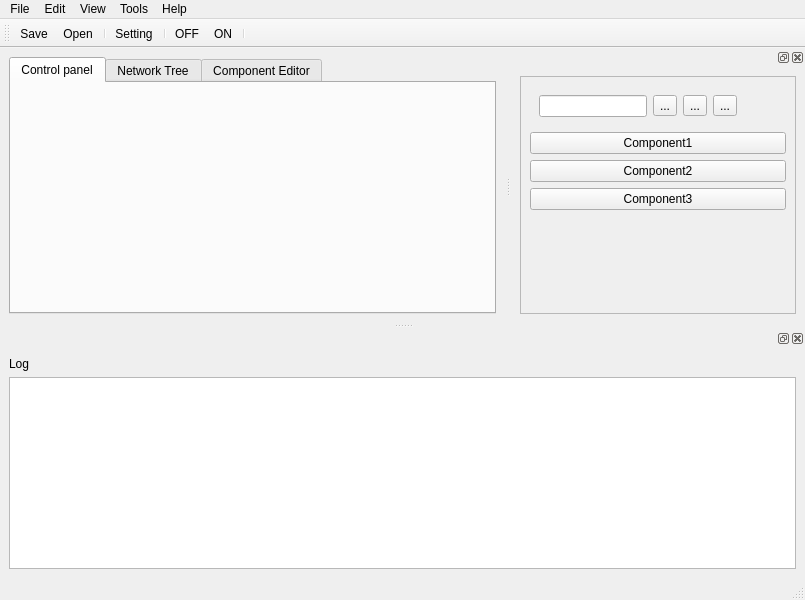
This is rcmanager/rcmanagerUItemplate.ui in BasilMVarghese/rcmanager as Qt 5 draws it before an edit. The edited form follows.
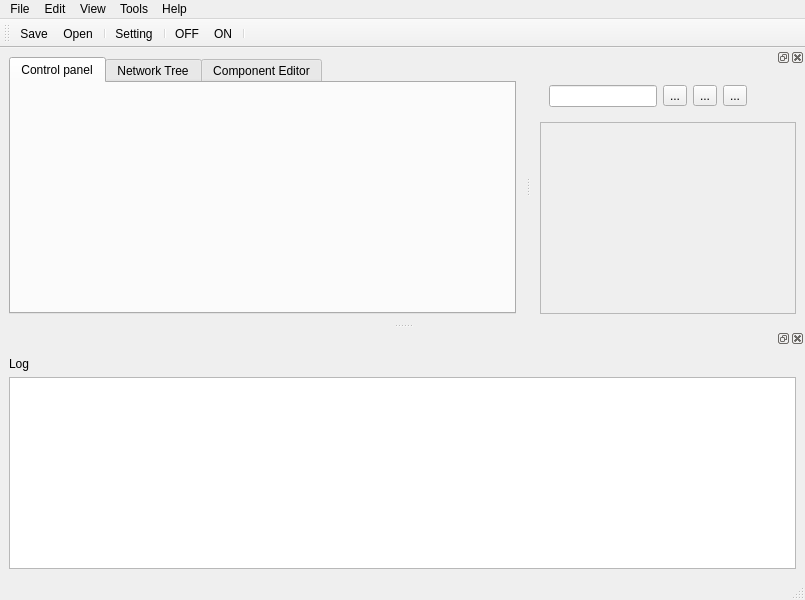
This is the edited form. The open tabs and pages were chosen to show the change. Icons and pictures are not drawn.

```diff
--- a/rcmanager/rcmanagerUItemplate.ui
+++ b/rcmanager/rcmanagerUItemplate.ui
@@ -235,7 +235,7 @@
    </attribute>
    <widget class="QWidget" name="dockWidgetContents_2">
     <layout class="QGridLayout" name="gridLayout_2">
-     <item row="0" column="0">
+     <item row="1" column="0">
       <widget class="QScrollArea" name="scrollArea">
        <property name="widgetResizable">
         <bool>true</bool>
@@ -245,12 +245,30 @@
          <rect>
           <x>0</x>
           <y>0</y>
-          <width>297</width>
-          <height>207</height>
+          <width>220</width>
+          <height>154</height>
          </rect>
         </property>
         <layout class="QVBoxLayout" name="verticalLayout">
          <item>
+          <spacer name="verticalSpacer">
+           <property name="orientation">
+            <enum>Qt::Vertical</enum>
+           </property>
+           <property name="sizeHint" stdset="0">
+            <size>
+             <width>20</width>
+             <height>40</height>
+            </size>
+           </property>
+          </spacer>
+         </item>
+        </layout>
+        <zorder>toolButton_4</zorder>
+       </widget>
+      </widget>
+     </item>
+     <item row="0" column="0">
           <widget class="QWidget" name="widget" native="true">
            <layout class="QGridLayout" name="gridLayout_6">
             <item row="0" column="0">
@@ -311,56 +329,6 @@
              </layout>
             </item>
            </layout>
-          </widget>
-         </item>
-         <item>
-          <widget class="QPushButton" name="pushButton">
-           <property name="text">
-            <string>Component1</string>
-           </property>
-           <property name="icon">
-            <iconset>
-             <normaloff>share/rcmanager/drawing_right.png</normaloff>share/rcmanager/drawing_right.png</iconset>
-           </property>
-          </widget>
-         </item>
-         <item>
-          <widget class="QPushButton" name="pushButton_2">
-           <property name="text">
-            <string>Component2</string>
-           </property>
-           <property name="icon">
-            <iconset>
-             <normaloff>share/rcmanager/drawing_left.png</normaloff>share/rcmanager/drawing_left.png</iconset>
-           </property>
-          </widget>
-         </item>
-         <item>
-          <widget class="QPushButton" name="pushButton_3">
-           <property name="text">
-            <string>Component3</string>
-           </property>
-           <property name="icon">
-            <iconset>
-             <normaloff>share/rcmanager/drawing_green.png</normaloff>share/rcmanager/drawing_green.png</iconset>
-           </property>
-          </widget>
-         </item>
-         <item>
-          <spacer name="verticalSpacer">
-           <property name="orientation">
-            <enum>Qt::Vertical</enum>
-           </property>
-           <property name="sizeHint" stdset="0">
-            <size>
-             <width>20</width>
-             <height>40</height>
-            </size>
-           </property>
-          </spacer>
-         </item>
-        </layout>
-       </widget>
       </widget>
      </item>
     </layout>
```
Left out of the diff: 12 changed lines with no effect on the pictures. Lines whose indentation alone changed are shown as unchanged.
